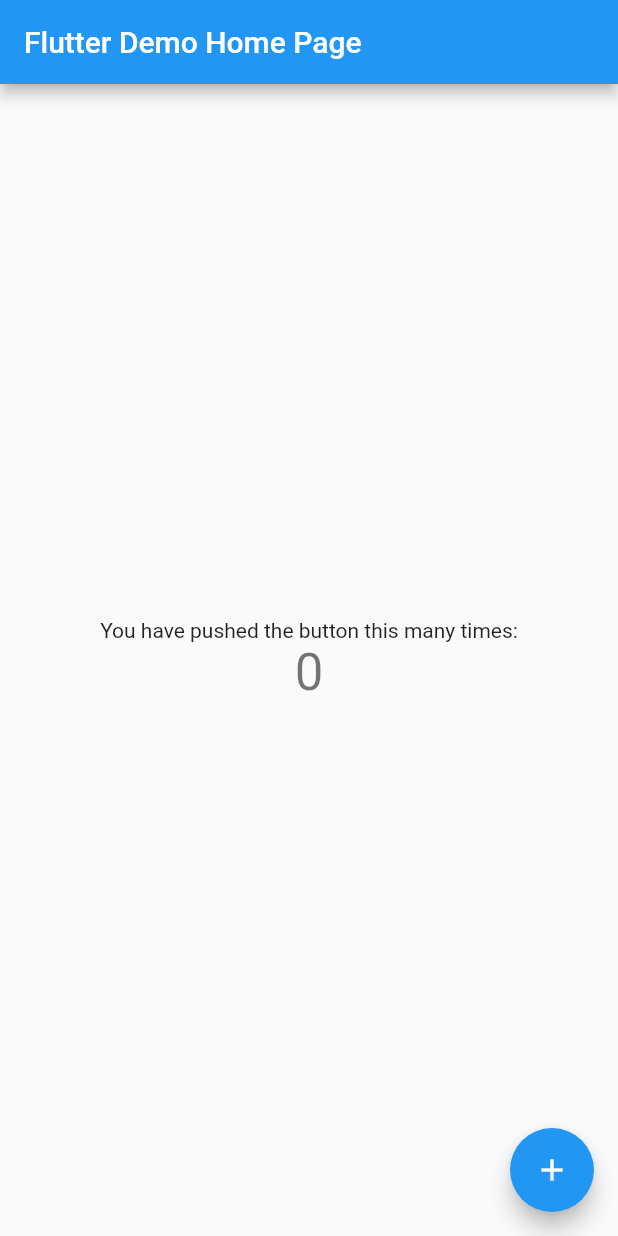
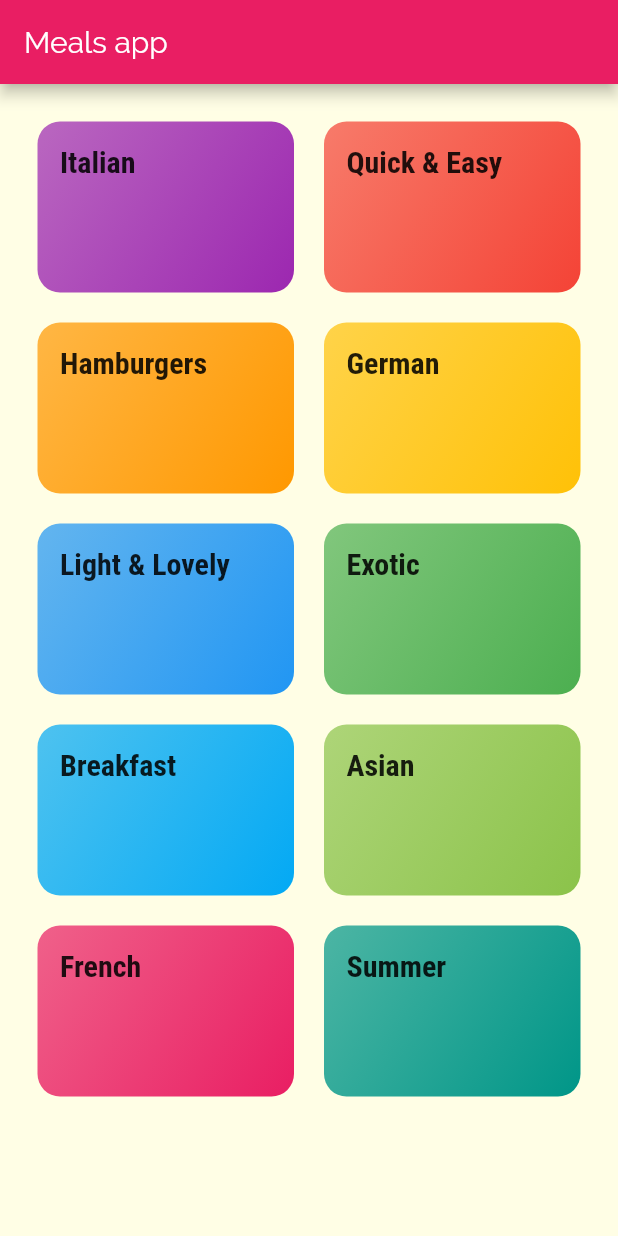
Before and after one commit to dishantsethi1/flutter-practice, a Flutter app: the screen it shows after launch, on a phone screen of 412 x 824 dp. Run offline on Flutter 3.47's test engine with Material 2 defaults, Android fonts, the phone set to English and light mode, and no system bars.

Commit message:
added navigation

```diff
--- /dev/null
+++ b/MealsApp/lib/categories_screen.dart
@@ -0,0 +1,30 @@
+import 'package:flutter/material.dart';
+import './dummy_data.dart';
+import './category_item.dart';
+
+class CategoriesScreen extends StatelessWidget {
+  @override
+  Widget build(BuildContext context) {
+    return Scaffold(
+      appBar: AppBar(title: const Text('Meals app'),),
+      body: GridView(
+        padding:const EdgeInsets.all(25),
+        children: DUMMY_CATEGORIES
+            .map((catData) =>
+                  CategoryItem(
+                    catData.id,
+                    catData.title,
+                    catData.color,
+                  )
+                )
+            .toList(),
+        gridDelegate: SliverGridDelegateWithMaxCrossAxisExtent(
+          maxCrossAxisExtent: 200,
+          childAspectRatio: 3 / 2,
+          crossAxisSpacing: 20,
+          mainAxisSpacing: 20,
+        ),
+      ),
+    );
+  }
+}
--- /dev/null
+++ b/MealsApp/lib/category_item.dart
@@ -0,0 +1,47 @@
+import 'package:flutter/material.dart';
+import './category_meals_screen.dart';
+
+class CategoryItem extends StatelessWidget {
+  final String id;
+  final String title;
+  final Color color;
+
+  CategoryItem(this.id, this.title, this.color);
+
+  void selectcategory(BuildContext ctx) {
+    Navigator.of(ctx).pushNamed(
+      '/category-meals',
+      arguments: {
+        'id': id,
+        'title': title,
+      },
+    );
+  }
+
+  @override
+  Widget build(BuildContext context) {
+    return InkWell(
+      onTap: () => selectcategory(context),
+      splashColor: Theme.of(context).primaryColor,
+      borderRadius: BorderRadius.circular(15),
+      child: Container(
+        padding: const EdgeInsets.all(15),
+        child: Text(
+          title,
+          style: Theme.of(context).textTheme.title,
+        ),
+        decoration: BoxDecoration(
+          gradient: LinearGradient(
+            colors: [
+              color.withOpacity(0.7),
+              color,
+            ],
+            begin: Alignment.topLeft,
+            end: Alignment.bottomRight,
+          ),
+          borderRadius: BorderRadius.circular(15),
+        ),
+      ),
+    );
+  }
+}
--- /dev/null
+++ b/MealsApp/lib/category_meals_screen.dart
@@ -0,0 +1,25 @@
+import 'package:flutter/material.dart';
+
+class CategoryMealsScreen extends StatelessWidget {
+
+
+  // final String categoryId;
+  // final String categoryTitle;
+
+  // CategoryMealsScreen(this.categoryId, this.categoryTitle);
+  @override
+  Widget build(BuildContext context) {
+
+    final routeArgs=ModalRoute.of(context).settings.arguments as Map<String,String>;
+    final categoryTitle=routeArgs['title'];
+    final categoryId=routeArgs['id'];
+    return Scaffold(
+      appBar: AppBar(
+        title: Text(categoryTitle),
+      ),
+      body: Center(
+        child: Text('The Recepies for the category'),
+      ),
+    );
+  }
+}
--- /dev/null
+++ b/MealsApp/lib/dummy_data.dart
@@ -0,0 +1,56 @@
+import 'package:flutter/material.dart';
+
+import './models/category.dart';
+
+const DUMMY_CATEGORIES = const [
+  Category(
+    id: 'c1',
+    title: 'Italian',
+    color: Colors.purple,
+  ),
+  Category(
+    id: 'c2',
+    title: 'Quick & Easy',
+    color: Colors.red,
+  ),
+  Category(
+    id: 'c3',
+    title: 'Hamburgers',
+    color: Colors.orange,
+  ),
+  Category(
+    id: 'c4',
+    title: 'German',
+    color: Colors.amber,
+  ),
+  Category(
+    id: 'c5',
+    title: 'Light & Lovely',
+    color: Colors.blue,
+  ),
+  Category(
+    id: 'c6',
+    title: 'Exotic',
+    color: Colors.green,
+  ),
+  Category(
+    id: 'c7',
+    title: 'Breakfast',
+    color: Colors.lightBlue,
+  ),
+  Category(
+    id: 'c8',
+    title: 'Asian',
+    color: Colors.lightGreen,
+  ),
+  Category(
+    id: 'c9',
+    title: 'French',
+    color: Colors.pink,
+  ),
+  Category(
+    id: 'c10',
+    title: 'Summer',
+    color: Colors.teal,
+  ),
+];
--- a/MealsApp/lib/main.dart
+++ b/MealsApp/lib/main.dart
@@ -1,4 +1,6 @@
 import 'package:flutter/material.dart';
+import './categories_screen.dart';
+import './category_meals_screen.dart';
 
 void main() {
   runApp(MyApp());
@@ -9,109 +11,30 @@ class MyApp extends StatelessWidget {
   @override
   Widget build(BuildContext context) {
     return MaterialApp(
-      title: 'Flutter Demo',
+      title: 'Meals App',
       theme: ThemeData(
-        // This is the theme of your application.
-        //
-        // Try running your application with "flutter run". You'll see the
-        // application has a blue toolbar. Then, without quitting the app, try
-        // changing the primarySwatch below to Colors.green and then invoke
-        // "hot reload" (press "r" in the console where you ran "flutter run",
-        // or simply save your changes to "hot reload" in a Flutter IDE).
-        // Notice that the counter didn't reset back to zero; the application
-        // is not restarted.
-        primarySwatch: Colors.blue,
-        // This makes the visual density adapt to the platform that you run
-        // the app on. For desktop platforms, the controls will be smaller and
-        // closer together (more dense) than on mobile platforms.
-        visualDensity: VisualDensity.adaptivePlatformDensity,
+        primarySwatch: Colors.pink,
+        accentColor: Colors.amber,
+        canvasColor: Color.fromRGBO(255, 254, 229, 1),
+        fontFamily: 'Raleway',
+        textTheme: ThemeData.light().textTheme.copyWith(
+              body1: TextStyle(
+                color: Color.fromRGBO(20, 51, 51, 1),
+              ),
+              body2: TextStyle(
+                color: Color.fromRGBO(20, 51, 51, 1),
+              ),
+              title: TextStyle(
+                fontSize: 20,
+                fontFamily: 'RobotoCondensed',
+                fontWeight: FontWeight.bold,
+              ),
+            ),
       ),
-      home: MyHomePage(title: 'Flutter Demo Home Page'),
+      home: CategoriesScreen(),
+      routes: {
+        '/category-meals': (ctx) => CategoryMealsScreen(),
+      },
     );
   }
 }
-
-class MyHomePage extends StatefulWidget {
-  MyHomePage({Key key, this.title}) : super(key: key);
-
-  // This widget is the home page of your application. It is stateful, meaning
-  // that it has a State object (defined below) that contains fields that affect
-  // how it looks.
-
-  // This class is the configuration for the state. It holds the values (in this
-  // case the title) provided by the parent (in this case the App widget) and
-  // used by the build method of the State. Fields in a Widget subclass are
-  // always marked "final".
-
-  final String title;
-
-  @override
-  _MyHomePageState createState() => _MyHomePageState();
-}
-
-class _MyHomePageState extends State<MyHomePage> {
-  int _counter = 0;
-
-  void _incrementCounter() {
-    setState(() {
-      // This call to setState tells the Flutter framework that something has
-      // changed in this State, which causes it to rerun the build method below
-      // so that the display can reflect the updated values. If we changed
-      // _counter without calling setState(), then the build method would not be
-      // called again, and so nothing would appear to happen.
-      _counter++;
-    });
-  }
-
-  @override
-  Widget build(BuildContext context) {
-    // This method is rerun every time setState is called, for instance as done
-    // by the _incrementCounter method above.
-    //
-    // The Flutter framework has been optimized to make rerunning build methods
-    // fast, so that you can just rebuild anything that needs updating rather
-    // than having to individually change instances of widgets.
-    return Scaffold(
-      appBar: AppBar(
-        // Here we take the value from the MyHomePage object that was created by
-        // the App.build method, and use it to set our appbar title.
-        title: Text(widget.title),
-      ),
-      body: Center(
-        // Center is a layout widget. It takes a single child and positions it
-        // in the middle of the parent.
-        child: Column(
-          // Column is also a layout widget. It takes a list of children and
-          // arranges them vertically. By default, it sizes itself to fit its
-          // children horizontally, and tries to be as tall as its parent.
-          //
-          // Invoke "debug painting" (press "p" in the console, choose the
-          // "Toggle Debug Paint" action from the Flutter Inspector in Android
-          // Studio, or the "Toggle Debug Paint" command in Visual Studio Code)
-          // to see the wireframe for each widget.
-          //
-          // Column has various properties to control how it sizes itself and
-          // how it positions its children. Here we use mainAxisAlignment to
-          // center the children vertically; the main axis here is the vertical
-          // axis because Columns are vertical (the cross axis would be
-          // horizontal).
-          mainAxisAlignment: MainAxisAlignment.center,
-          children: <Widget>[
-            Text(
-              'You have pushed the button this many times:',
-            ),
-            Text(
-              '$_counter',
-              style: Theme.of(context).textTheme.headline4,
-            ),
-          ],
-        ),
-      ),
-      floatingActionButton: FloatingActionButton(
-        onPressed: _incrementCounter,
-        tooltip: 'Increment',
-        child: Icon(Icons.add),
-      ), // This trailing comma makes auto-formatting nicer for build methods.
-    );
-  }
-}
--- /dev/null
+++ b/MealsApp/lib/models/category.dart
@@ -0,0 +1,13 @@
+import 'package:flutter/material.dart';
+
+class Category {
+  final String id;
+  final String title;
+  final Color color;
+
+  const Category({
+    @required this.id,
+    @required this.title,
+    this.color = Colors.orange,
+  });
+}
```
Also changed, not shown: MealsApp/pubspec.yaml (+18 -6 lines), MealsApp/assets/fonts/Raleway-Black.ttf (added), MealsApp/assets/fonts/Raleway-Bold.ttf (added), MealsApp/assets/fonts/Raleway-Regular.ttf (added), MealsApp/assets/fonts/RobotoCondensed-Bold.ttf (added), MealsApp/assets/fonts/RobotoCondensed-Italic.ttf (added), MealsApp/assets/fonts/RobotoCondensed-Light.ttf (added), MealsApp/assets/fonts/RobotoCondensed-Regular.ttf (added).
